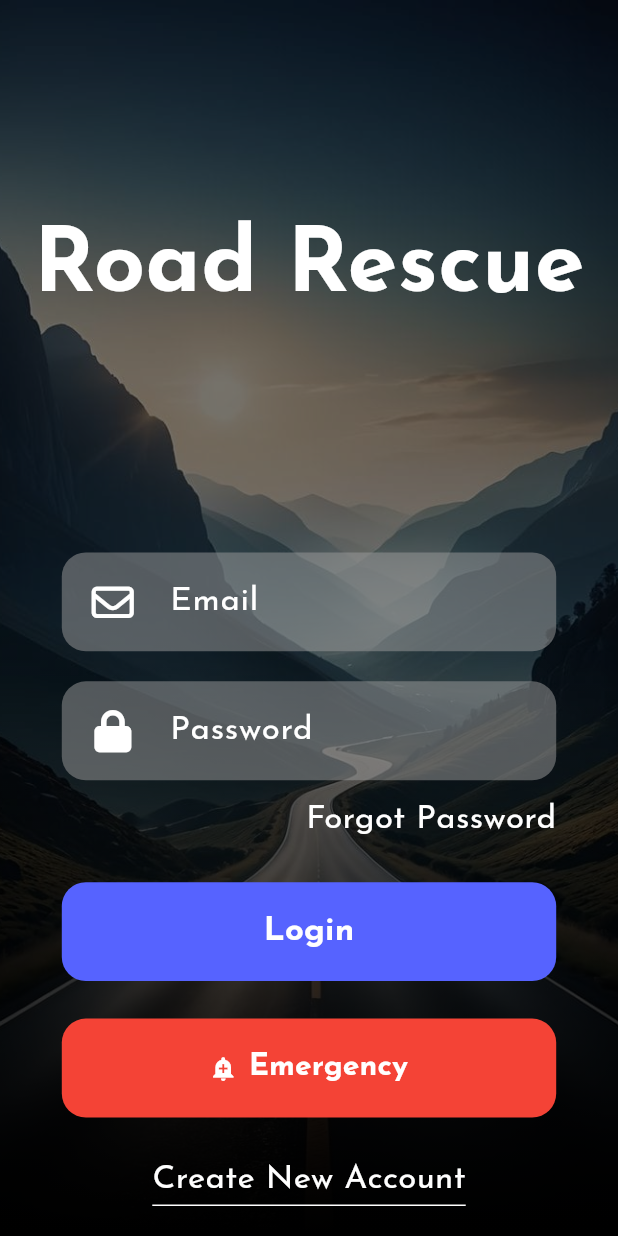
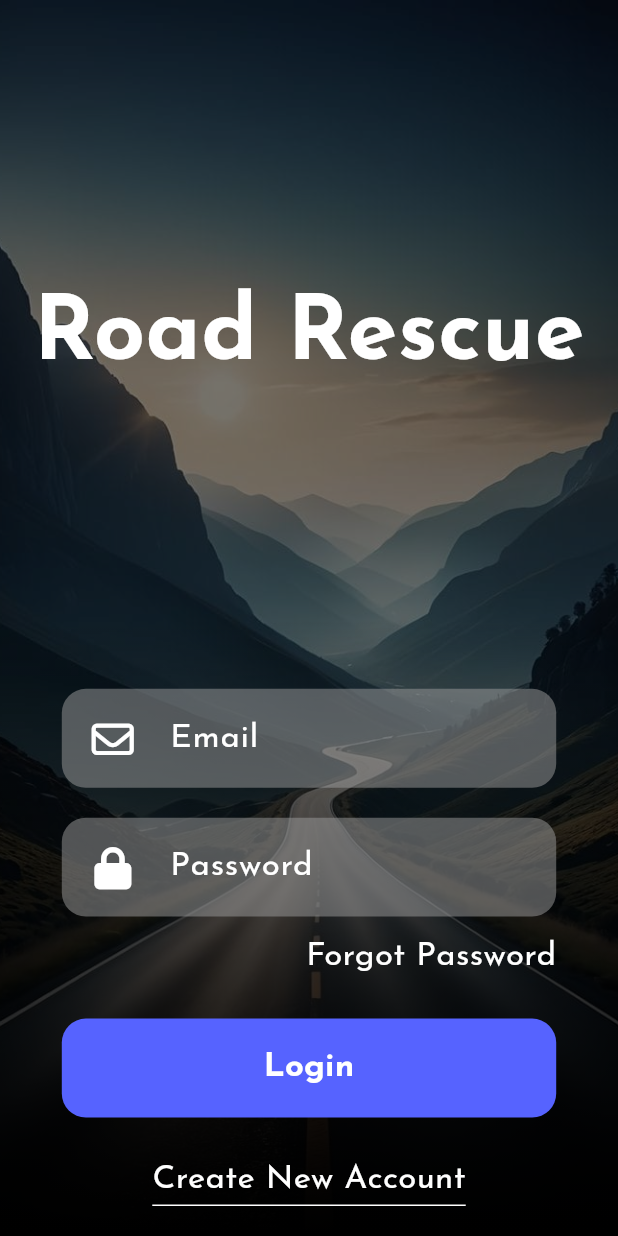
Before and after one commit to DwayneNixon/road_rescue_app, a Flutter app: the screen it shows after launch, item 3 of the bottom bar chosen, after a tap on "Login", on a phone screen of 412 x 824 dp. Run offline on Flutter 3.47's test engine with Material 3 defaults, Android fonts, the phone set to English and light mode, and no system bars; our stand-ins replace firebase_auth, firebase_core, font_awesome_flutter, google_fonts; accounts and stored records are empty.

```diff
--- a/lib/garage.dart
+++ b/lib/garage.dart
@@ -2,7 +2,6 @@ import 'package:flutter/material.dart';
 import 'package:road_rescue_app/homePage.dart';
 import 'package:road_rescue_app/login.dart';
 import 'package:road_rescue_app/main.dart';
-import 'package:road_rescue_app/maps.dart';
 
 class GaragePage extends StatelessWidget {
   @override
@@ -117,7 +116,7 @@ class GaragePage extends StatelessWidget {
               Navigator.push(
                 context,
                 MaterialPageRoute(
-                  builder: (context) => MapApp(),
+                  builder: (context) => GaragePage(),
                 ),
               );
               break;
--- a/lib/login.dart
+++ b/lib/login.dart
@@ -14,7 +14,7 @@ class LoginPage extends StatelessWidget {
       title: 'Road Rescue',
       theme: ThemeData(
         textTheme:
-        GoogleFonts.josefinSansTextTheme(Theme.of(context).textTheme),
+            GoogleFonts.josefinSansTextTheme(Theme.of(context).textTheme),
         primarySwatch: Colors.blue,
         visualDensity: VisualDensity.adaptivePlatformDensity,
       ),
@@ -26,4 +26,4 @@ class LoginPage extends StatelessWidget {
       },
     );
   }
-}//login dart
+}
--- a/lib/main.dart
+++ b/lib/main.dart
@@ -5,9 +5,10 @@ import 'package:firebase_core/firebase_core.dart';
 import 'firebase_options.dart';
 
 Future<void> main() async {
-  WidgetsFlutterBinding.ensureInitialized();
-  await Firebase.initializeApp();
   runApp(const MyApp());
+  await Firebase.initializeApp(
+    options: DefaultFirebaseOptions.currentPlatform,
+  );
 }
 
 class MyApp extends StatelessWidget {
--- a/lib/maps.dart
+++ /dev/null
@@ -1,44 +0,0 @@
-import 'package:flutter/material.dart';
-import 'package:google_maps_flutter/google_maps_flutter.dart';
-
-void main() => runApp(const MapApp());
-
-class MapApp extends StatefulWidget {
-  const MapApp({super.key});
-
-  @override
-  State<MapApp> createState() => _MapAppState();
-}
-
-class _MapAppState extends State<MapApp> {
-  late GoogleMapController mapController;
-
-  final LatLng _center = const LatLng(45.521563, -122.677433);
-
-  void _onMapCreated(GoogleMapController controller) {
-    mapController = controller;
-  }
-
-  @override
-  Widget build(BuildContext context) {
-    return MaterialApp(
-      theme: ThemeData(
-        useMaterial3: true,
-        colorSchemeSeed: Colors.green[700],
-      ),
-      home: Scaffold(
-        appBar: AppBar(
-          title: const Text('Maps Sample App'),
-          elevation: 2,
-        ),
-        body: GoogleMap(
-          onMapCreated: _onMapCreated,
-          initialCameraPosition: CameraPosition(
-            target: _center,
-            zoom: 11.0,
-          ),
-        ),
-      ),
-    );
-  }
-}
--- a/lib/screens/create-new-account.dart
+++ b/lib/screens/create-new-account.dart
@@ -2,7 +2,7 @@ import 'dart:ui';
 import 'package:flutter/material.dart';
 import 'package:flutter/widgets.dart';
 import 'package:font_awesome_flutter/font_awesome_flutter.dart';
-import 'package:road_rescue_app/login.dart';
+import 'package:road_rescue_app/garage.dart';
 import 'package:road_rescue_app/services/auth.dart';
 import '../pallete.dart';
 import '../widgets/widgets.dart';
@@ -19,7 +19,7 @@ class _CreateNewAccountState extends State<CreateNewAccount> {
 
   final TextEditingController _passwordcontroller = TextEditingController();
   final TextEditingController _passwordcheckcontroller =
-  TextEditingController();
+      TextEditingController();
 
   void signup(String email, String password) async {
     final user = await _auth.registerWithEmailAndPassword(email, password);
--- a/lib/screens/login-screen.dart
+++ b/lib/screens/login-screen.dart
@@ -1,6 +1,5 @@
 import 'package:flutter/material.dart';
 import 'package:font_awesome_flutter/font_awesome_flutter.dart';
-import 'package:road_rescue_app/widgets/emergency-button.dart';
 import '../pallete.dart';
 import '../widgets/widgets.dart';
 
@@ -57,16 +56,6 @@ class LoginScreen extends StatelessWidget {
                   SizedBox(
                     height: 25,
                   ),
-                  EmergencyButton(
-                    buttonName: 'Emergency',
-                    onPressed: () {
-                      // Handle emergency button press
-                      // Add your emergency logic here
-                    },
-                  ),
-                  SizedBox(
-                    height: 25,
-                  ),
                 ],
               ),
               GestureDetector(
@@ -78,7 +67,7 @@ class LoginScreen extends StatelessWidget {
                   ),
                   decoration: BoxDecoration(
                       border:
-                      Border(bottom: BorderSide(width: 1, color: kWhite))),
+                          Border(bottom: BorderSide(width: 1, color: kWhite))),
                 ),
               ),
               SizedBox(
@@ -91,4 +80,3 @@ class LoginScreen extends StatelessWidget {
     );
   }
 }
-//login screen dart
--- a/lib/widgets/rounded-button.dart
+++ b/lib/widgets/rounded-button.dart
@@ -28,4 +28,4 @@ class RoundedButton extends StatelessWidget {
       ),
     );
   }
-}//rounded button widget
+}
--- a/pubspec.yaml
+++ b/pubspec.yaml
@@ -32,7 +32,6 @@ dependencies:
   firebase_core: ^2.28.0
   firebase_database: ^10.5.0
   firebase_auth: ^4.19.0
-  google_maps_flutter: ^2.6.0
 
 dev_dependencies:
   flutter_test:
```
Also changed, not shown: lib/emergency-button.dart (renamed from lib/widgets/emergency-button.dart, +3 -4 lines), pubspec.lock, 4 other files.
